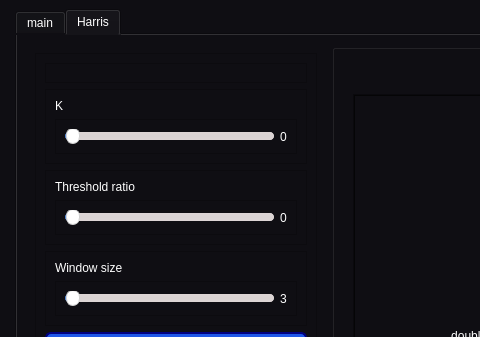
Old version of the form ui.ui in the repository Eagle-E-Y-E/KeyMatch; both pictures show x 0 to 480 and y 0 to 337 of the 1060 by 661 pixel window.
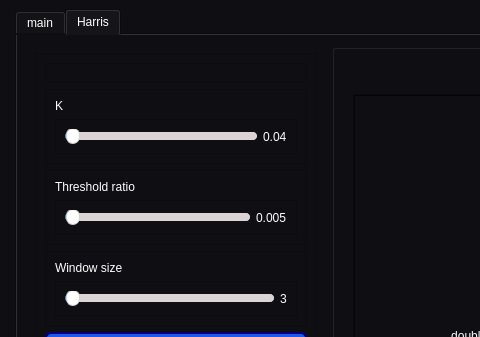
New version of the form. The open tabs and pages were chosen to show the change. Icons and pictures are not drawn.

Commit message: update slider ranges

What changed in the file:
```diff
--- a/ui.ui
+++ b/ui.ui
@@ -1294,6 +1294,15 @@
                    <layout class="QHBoxLayout" name="horizontalLayout_6">
                     <item>
                      <widget class="QSlider" name="k_slider">
+                      <property name="minimum">
+                       <number>40</number>
+                      </property>
+                      <property name="maximum">
+                       <number>60</number>
+                      </property>
+                      <property name="value">
+                       <number>40</number>
+                      </property>
                       <property name="orientation">
                        <enum>Qt::Horizontal</enum>
                       </property>
@@ -1302,7 +1311,7 @@
                     <item>
                      <widget class="QLabel" name="K_label">
                       <property name="text">
-                       <string>0</string>
+                       <string>0.04</string>
                       </property>
                      </widget>
                     </item>
@@ -1339,6 +1348,12 @@
                    <layout class="QHBoxLayout" name="horizontalLayout_8">
                     <item>
                      <widget class="QSlider" name="Harris_threshold_slider">
+                      <property name="minimum">
+                       <number>5</number>
+                      </property>
+                      <property name="maximum">
+                       <number>50</number>
+                      </property>
                       <property name="orientation">
                        <enum>Qt::Horizontal</enum>
                       </property>
@@ -1347,7 +1362,7 @@
                     <item>
                      <widget class="QLabel" name="Harris_threshold_label">
                       <property name="text">
-                       <string>0</string>
+                       <string>0.005</string>
                       </property>
                      </widget>
                     </item>
```
Left out of the diff: 2 changed lines with no effect on the pictures. The commit also changes 1 other file.
